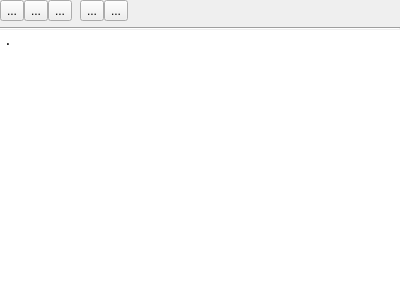
Above: src/plugins/ProjectManager/BuildRunOutput.ui from diegoiast/qtedit4 before the change. Below: the same form after it.
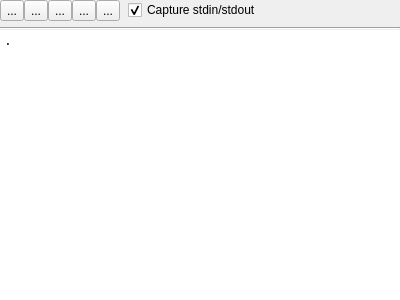
That is the form after the change. Icons and pictures are not drawn.

Commit message:
Do not capture stdout/err
So, I am working on a terminal widget for this IDE, using this IDE...
which on Windws is a problem. Why? The output of the terminal widget
gets sent to the debug panel.

This checkbox prevents it.

```diff
--- a/src/plugins/ProjectManager/BuildRunOutput.ui
+++ b/src/plugins/ProjectManager/BuildRunOutput.ui
@@ -70,6 +70,32 @@
        </property>
       </widget>
      </item>
+     <item>
+      <widget class="QToolButton" name="copyOutput">
+       <property name="toolTip">
+        <string>Copy to clipboard</string>
+       </property>
+       <property name="text">
+        <string>...</string>
+       </property>
+       <property name="icon">
+        <iconset theme="edit-copy"/>
+       </property>
+      </widget>
+     </item>
+     <item>
+      <widget class="QToolButton" name="clearOutput">
+       <property name="toolTip">
+        <string>Clear output</string>
+       </property>
+       <property name="text">
+        <string>...</string>
+       </property>
+       <property name="icon">
+        <iconset theme="edit-clear"/>
+       </property>
+      </widget>
+     </item>
      <item>
       <spacer name="horizontalSpacer_2">
        <property name="orientation">
@@ -87,28 +113,15 @@
       </spacer>
      </item>
      <item>
-      <widget class="QToolButton" name="copyOutput">
+      <widget class="QCheckBox" name="captureOutput">
        <property name="toolTip">
         <string>Copy to clipboard</string>
        </property>
        <property name="text">
-        <string>...</string>
+        <string>Capture stdin/stdout</string>
        </property>
-       <property name="icon">
-        <iconset theme="edit-copy"/>
-       </property>
-      </widget>
-     </item>
-     <item>
-      <widget class="QToolButton" name="clearOutput">
-       <property name="toolTip">
-        <string>Clear output</string>
-       </property>
-       <property name="text">
-        <string>...</string>
-       </property>
-       <property name="icon">
-        <iconset theme="edit-clear"/>
+       <property name="checked">
+        <bool>true</bool>
        </property>
       </widget>
      </item>
```
Left out of the diff: 2 changed lines with no effect on the pictures. The commit also changes 1 other file.
